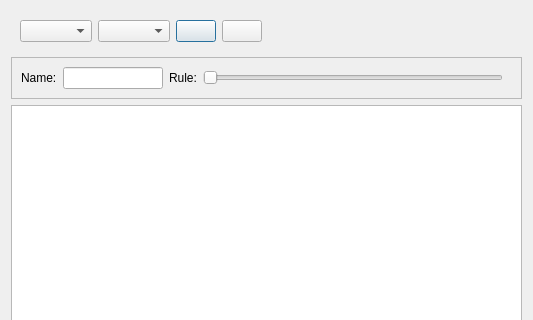
Old version of the form gui/ui/Mesh/Cells/Cells.ui in the repository hrsantiago/galileo-nathalia; both pictures show x 0 to 533 and y 0 to 320 of the 533 by 560 pixel window.
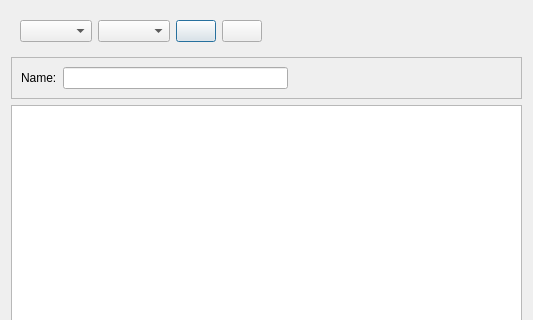
New version of the form. Icons and pictures are not drawn.

Diff of the .ui file:
```diff
--- a/gui/ui/Mesh/Cells/Cells.ui
+++ b/gui/ui/Mesh/Cells/Cells.ui
@@ -103,26 +103,6 @@
         </property>
        </widget>
       </item>
-      <item>
-       <widget class="QLabel" name="labe_rule">
-        <property name="text">
-         <string>Rule:</string>
-        </property>
-       </widget>
-      </item>
-      <item>
-       <widget class="QSlider" name="slider_rule">
-        <property name="minimumSize">
-         <size>
-          <width>300</width>
-          <height>0</height>
-         </size>
-        </property>
-        <property name="orientation">
-         <enum>Qt::Horizontal</enum>
-        </property>
-       </widget>
-      </item>
       <item>
        <spacer name="spacer2">
         <property name="orientation">
```
